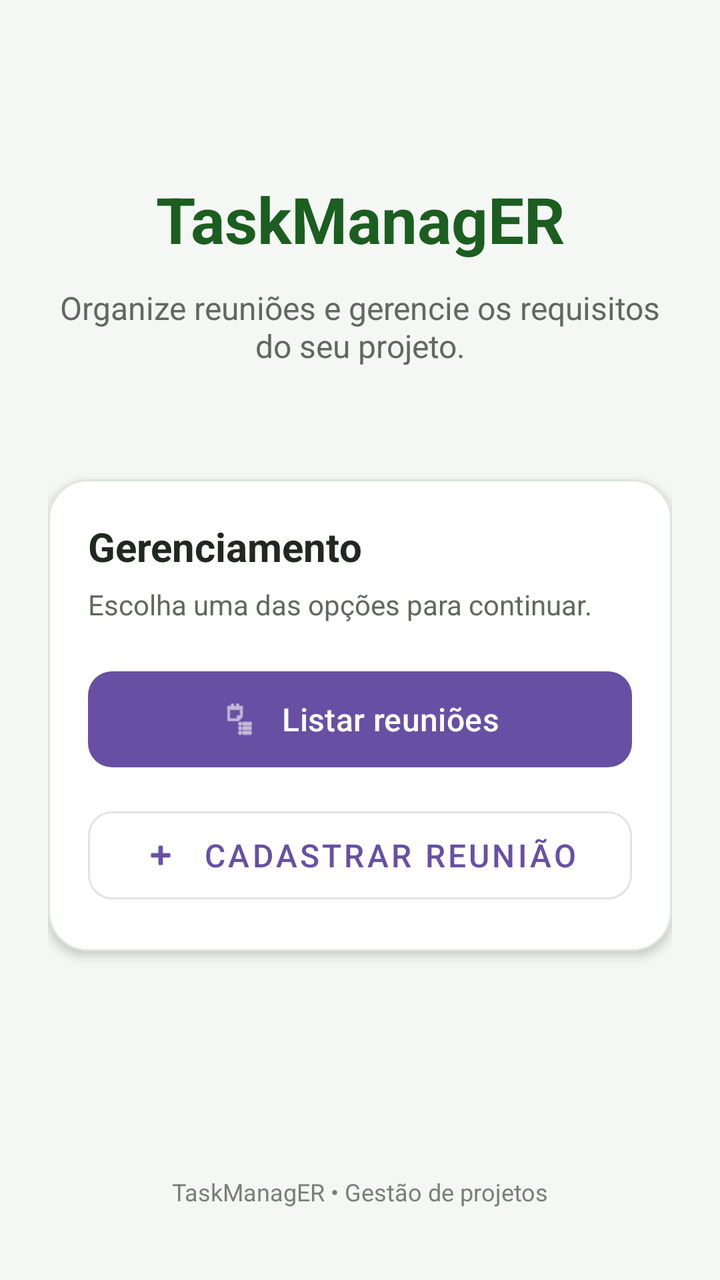
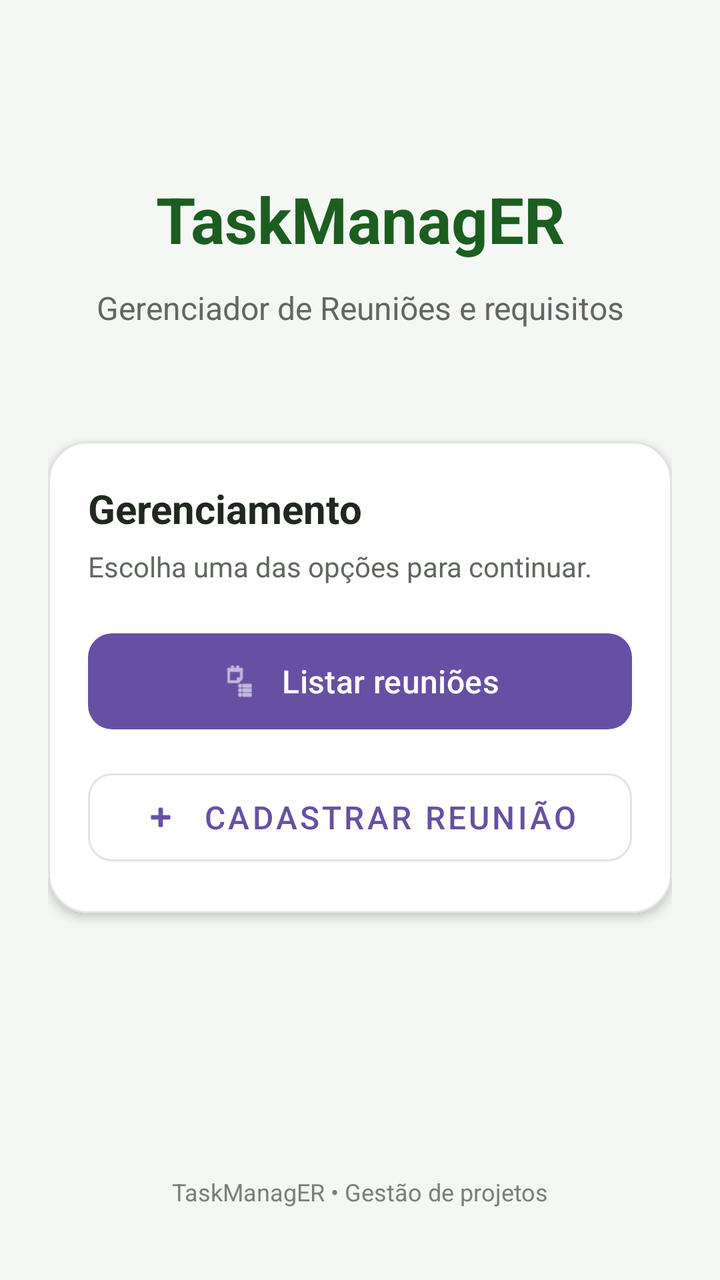

Screens rendered from an Android XML layout before and after an edit, with the pre-edit source and the edit as a unified diff.
<!-- AndroidManifest.xml: application theme Theme.TaskManagER -->
<!-- res/layout/activity_main.xml -->
<?xml version="1.0" encoding="utf-8"?>
<androidx.constraintlayout.widget.ConstraintLayout
    xmlns:android="http://schemas.android.com/apk/res/android"
    xmlns:app="http://schemas.android.com/apk/res-auto"
    android:layout_width="match_parent"
    android:layout_height="match_parent"
    android:background="#F5F7F5"
    android:padding="24dp">

    
    <TextView
        android:id="@+id/tvMain"
        android:layout_width="0dp"
        android:layout_height="wrap_content"
        android:layout_marginTop="64dp"
        android:text="TaskManagER"
        android:textColor="#1B5E20"
        android:textSize="32sp"
        android:textStyle="bold"
        android:gravity="center"
        app:layout_constraintTop_toTopOf="parent"
        app:layout_constraintStart_toStartOf="parent"
        app:layout_constraintEnd_toEndOf="parent" />

    <TextView
        android:id="@+id/tvSubtitle"
        android:layout_width="0dp"
        android:layout_height="wrap_content"
        android:layout_marginTop="12dp"
        android:text="Organize reuniões e gerencie os requisitos do seu projeto."
        android:textColor="#606860"
        android:textSize="16sp"
        android:gravity="center"
        app:layout_constraintTop_toBottomOf="@id/tvMain"
        app:layout_constraintStart_toStartOf="parent"
        app:layout_constraintEnd_toEndOf="parent" />

    
    <com.google.android.material.card.MaterialCardView
        android:id="@+id/cardMain"
        android:layout_width="0dp"
        android:layout_height="wrap_content"
        android:layout_marginTop="56dp"
        app:cardBackgroundColor="#FFFFFF"
        app:cardCornerRadius="20dp"
        app:cardElevation="3dp"
        app:strokeColor="#DDE5DD"
        app:strokeWidth="1dp"
        app:layout_constraintTop_toBottomOf="@id/tvSubtitle"
        app:layout_constraintStart_toStartOf="parent"
        app:layout_constraintEnd_toEndOf="parent">

        <LinearLayout
            android:layout_width="match_parent"
            android:layout_height="wrap_content"
            android:orientation="vertical"
            android:padding="20dp">

            <TextView
                android:layout_width="match_parent"
                android:layout_height="wrap_content"
                android:text="Gerenciamento"
                android:textColor="#202820"
                android:textSize="20sp"
                android:textStyle="bold" />

            <TextView
                android:layout_width="match_parent"
                android:layout_height="wrap_content"
                android:layout_marginTop="6dp"
                android:layout_marginBottom="20dp"
                android:text="Escolha uma das opções para continuar."
                android:textColor="#606860"
                android:textSize="14sp" />

            <com.google.android.material.button.MaterialButton
                android:id="@+id/btnListProducts"
                android:layout_width="match_parent"
                android:layout_height="56dp"
                android:text="Listar reuniões"
                android:textSize="16sp"
                app:cornerRadius="12dp"
                app:icon="@android:drawable/ic_menu_agenda"
                app:iconGravity="textStart"
                app:iconPadding="12dp" />

            <com.google.android.material.button.MaterialButton
                android:id="@+id/btnRegister"
                style="@style/Widget.MaterialComponents.Button.OutlinedButton"
                android:layout_width="match_parent"
                android:layout_height="56dp"
                android:layout_marginTop="12dp"
                android:text="Cadastrar reunião"
                android:textSize="16sp"
                app:cornerRadius="12dp"
                app:icon="@android:drawable/ic_input_add"
                app:iconGravity="textStart"
                app:iconPadding="12dp" />

        </LinearLayout>

    </com.google.android.material.card.MaterialCardView>

    
    <TextView
        android:id="@+id/tvFooter"
        android:layout_width="wrap_content"
        android:layout_height="wrap_content"
        android:text="TaskManagER • Gestão de projetos"
        android:textColor="#788078"
        android:textSize="12sp"
        app:layout_constraintBottom_toBottomOf="parent"
        app:layout_constraintStart_toStartOf="parent"
        app:layout_constraintEnd_toEndOf="parent"
        android:layout_marginBottom="12dp" />

</androidx.constraintlayout.widget.ConstraintLayout>
<!-- resources referenced by this layout -->
<resources>
  <style name="Theme.TaskManagER" parent="Base.Theme.TaskManagER" />
  <style name="Base.Theme.TaskManagER" parent="Theme.Material3.DayNight.NoActionBar">
          
          
      </style>
</resources>

<!-- the commit's change to res/layout/activity_main.xml (unified diff, before → after) -->
@@ -27,13 +27,13 @@
         android:layout_width="0dp"
         android:layout_height="wrap_content"
         android:layout_marginTop="12dp"
-        android:text="Organize reuniões e gerencie os requisitos do seu projeto."
+        android:gravity="center"
+        android:text="Gerenciador de Reuniões e requisitos"
         android:textColor="#606860"
         android:textSize="16sp"
-        android:gravity="center"
-        app:layout_constraintTop_toBottomOf="@id/tvMain"
+        app:layout_constraintEnd_toEndOf="parent"
         app:layout_constraintStart_toStartOf="parent"
-        app:layout_constraintEnd_toEndOf="parent" />
+        app:layout_constraintTop_toBottomOf="@id/tvMain" />
 
     
     <com.google.android.material.card.MaterialCardView
